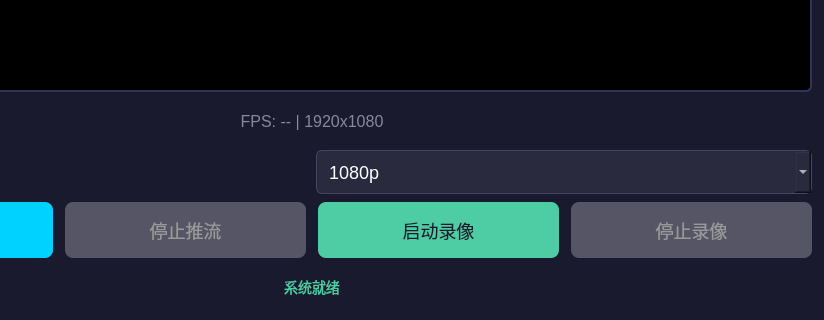
Qt form Software/APP/SentinelQT/widget.ui (Davin-Liang/RK3588-Omni-Sentinel) before a commit; both pictures show x 200 to 1024 and y 280 to 600 of the 1024 by 600 pixel window.
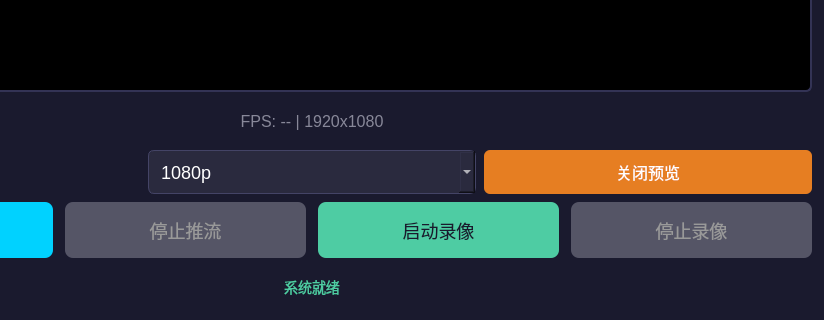
The same form after that commit.

Commit message: feat(SentinelQT): add preview toggle button to start/stop camera preview

Patch:
```diff
--- a/Software/APP/SentinelQT/widget.ui
+++ b/Software/APP/SentinelQT/widget.ui
@@ -59,6 +59,15 @@
        <item><property name="text"><string>720p</string></property></item>
       </widget>
      </item>
+     <item>
+      <widget class="QPushButton" name="btnTogglePreview">
+       <property name="text"><string>关闭预览</string></property>
+       <property name="minimumSize"><size><width>0</width><height>44</height></size></property>
+       <property name="styleSheet">
+        <string notr="true">font-size: 16px; background-color: #e67e22; color: #ffffff; border: none; border-radius: 6px; padding: 0 12px;</string>
+       </property>
+      </widget>
+     </item>
     </layout>
    </item>
    <item>
```
The commit also changes 2 other files.
